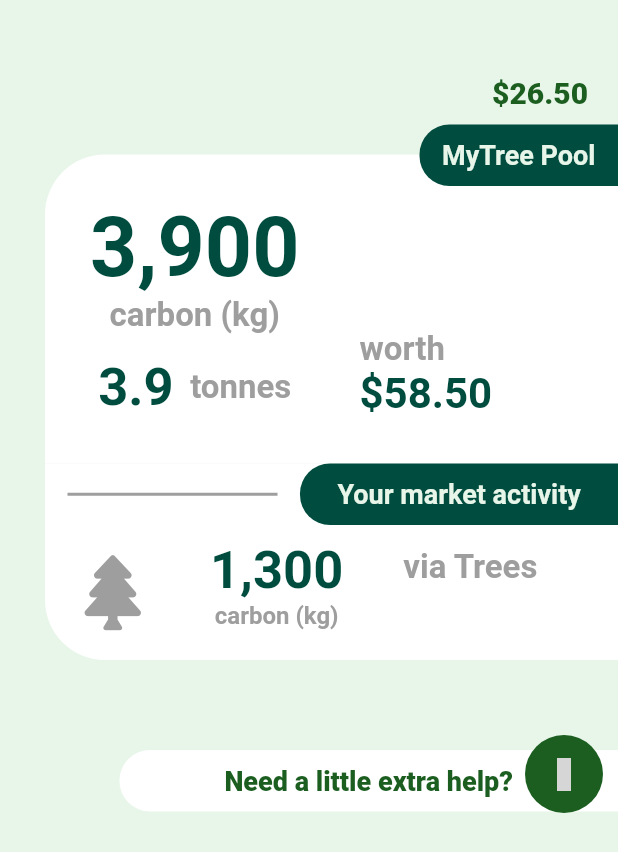
After one commit to nikimain30/Flutter_MyTree, a Flutter app: the MyTreePoolDialog screen opened directly, on a phone screen of 412 x 824 dp. The commit adds this screen. Shown: the top 852 px of the screen. Run offline on Flutter 3.47's test engine with Material 2 defaults, Android fonts, the phone set to English and light mode, and no system bars; our stand-ins replace fluttericon, font_awesome_flutter; missing offline and left inert: bezier_chart; grey boxes are pictures that could not be loaded.

Commit message:
My tree pool dialog added

```diff
--- a/lib/widgets/home/annual_offset_dialog.dart
+++ b/lib/widgets/home/annual_offset_dialog.dart
@@ -1,4 +1,3 @@
-//import 'dart:ui';
 
 import 'package:flutter/cupertino.dart';
 import 'package:flutter/material.dart';
@@ -310,7 +309,7 @@ class AnnualOffsetDialog extends StatelessWidget {
                         ),
                         child:Text(
                           "Need a little extra help?",style: TextStyle(
-                            color: Colors.green[900],fontSize: 18
+                            color: Colors.green[900],fontSize: 18,   fontWeight: FontWeight.w900,
                         ),
                         ),
                       ),
--- a/lib/widgets/home/dashboard_view.dart
+++ b/lib/widgets/home/dashboard_view.dart
@@ -5,6 +5,7 @@ import 'package:font_awesome_flutter/font_awesome_flutter.dart';
 import 'package:pocketapp/models/home/dashboard.dart';
 import 'package:pocketapp/view_models/home_view_model.dart';
 import 'package:pocketapp/widgets/home/annual_offset_dialog.dart';
+import 'package:pocketapp/widgets/home/mytree_pool_dialog.dart';
 import 'package:scoped_model/scoped_model.dart';
 
 import '../no_internet_connection.dart';
@@ -32,8 +33,13 @@ class DashboardState extends State<DashboardScreen> {
   void annualOffsetWidget() {
     Navigator.of(context).push(PageRouteBuilder(
         opaque: false,
-        pageBuilder: (BuildContext context, _, __) =>
-            AnnualOffsetDialog()));
+        pageBuilder: (BuildContext context, _, __) => AnnualOffsetDialog()));
+  }
+
+  void myTreePoolWidget() {
+    Navigator.of(context).push(PageRouteBuilder(
+        opaque: false,
+        pageBuilder: (BuildContext context, _, __) => MyTreePoolDialog()));
   }
 
   @override
@@ -154,6 +160,8 @@ class DashboardState extends State<DashboardScreen> {
                         topLeft: Radius.circular(20.0),
                         bottomLeft: Radius.circular(20.0)),
                   ),
+                  child: InkWell(
+                    onTap: myTreePoolWidget,
                     child: Padding(
                       padding: const EdgeInsets.symmetric(
                           vertical: 10.0, horizontal: 40.0),
@@ -163,6 +171,7 @@ class DashboardState extends State<DashboardScreen> {
                             color: Colors.green[50],
                             fontSize: 18.0,
                             fontWeight: FontWeight.w600),
+                      ),
                     ),
                   ),
                 ),
--- /dev/null
+++ b/lib/widgets/home/mytree_pool_dialog.dart
@@ -0,0 +1,302 @@
+import 'package:flutter/cupertino.dart';
+import 'package:flutter/material.dart';
+import 'package:fluttericon/entypo_icons.dart';
+import 'package:font_awesome_flutter/font_awesome_flutter.dart';
+
+class MyTreePoolDialog extends StatelessWidget {
+  @override
+  Widget build(BuildContext context) {
+    // TODO: implement build
+    return Scaffold(
+      backgroundColor: Colors.green[50].withOpacity(0.99),
+      body: Container(
+        height: double.maxFinite,
+        child: Column(
+          crossAxisAlignment: CrossAxisAlignment.end,
+          children: <Widget>[
+            Align(
+              alignment: Alignment.topRight,
+              child: InkWell(
+                child: Padding(
+                  padding: const EdgeInsets.fromLTRB(20.0, 50.0, 20.0, 10.0),
+                  child: Text(
+                    '\$26.50',
+                    textAlign: TextAlign.end,
+                    style: TextStyle(
+                        color: Colors.green[900],
+                        fontWeight: FontWeight.w900,
+                        fontSize: 20.0),
+                  ),
+                ),
+              ),
+            ),
+            Align(
+              alignment: Alignment.topRight,
+              child: Stack(
+                children: <Widget>[
+                  new Container(
+                    margin: EdgeInsets.only(left: 30.0, top: 20.0),
+                    padding: const EdgeInsets.symmetric(
+                        vertical: 20.0, horizontal: 20.0),
+                    decoration: new BoxDecoration(
+                      color: Colors.white,
+                      shape: BoxShape.rectangle,
+                      borderRadius:
+                          BorderRadius.only(topLeft: Radius.circular(40.0)),
+                    ),
+                    child: Padding(
+                      padding: const EdgeInsets.symmetric(
+                          vertical: 10.0, horizontal: 10.0),
+                      child: Row(
+                        crossAxisAlignment: CrossAxisAlignment.end,
+                        children: <Widget>[
+                          Column(
+                            children: <Widget>[
+                              Text(
+                                '3,900',
+                                style: TextStyle(
+                                    color: Colors.teal[900],
+                                    fontSize: 55.0,
+                                    fontWeight: FontWeight.w600),
+                              ),
+                              Text(
+                                'carbon (kg)',
+                                style: TextStyle(
+                                    color: Colors.grey,
+                                    fontSize: 22.0,
+                                    fontWeight: FontWeight.w600),
+                              ),
+                              Container(
+                                margin: EdgeInsets.only(top: 15.0),
+                                child: Row(
+                                  children: <Widget>[
+                                    Text(
+                                      '3.9',
+                                      style: TextStyle(
+                                          color: Colors.teal[900],
+                                          fontSize: 35.0,
+                                          fontWeight: FontWeight.w600),
+                                    ),
+                                    Text(
+                                      '  tonnes',
+                                      style: TextStyle(
+                                          color: Colors.grey,
+                                          fontSize: 22.0,
+                                          fontWeight: FontWeight.w600),
+                                    ),
+                                  ],
+                                ),
+                              ),
+                            ],
+                          ),
+                          Padding(
+                              padding: const EdgeInsets.only(
+                                  top: 20.0, right: 20.0, left: 40.0),
+                              child: Column(
+                                crossAxisAlignment: CrossAxisAlignment.start,
+                                children: <Widget>[
+                                  Text(
+                                    'worth',
+                                    style: TextStyle(
+                                        color: Colors.grey,
+                                        fontSize: 22.0,
+                                        fontWeight: FontWeight.w600),
+                                  ),
+                                  Text(
+                                    '\$58.50',
+                                    style: TextStyle(
+                                        color: Colors.teal[900],
+                                        fontSize: 28.0,
+                                        fontWeight: FontWeight.w600),
+                                  ),
+                                ],
+                              )),
+                        ],
+                      ),
+                    ),
+                  ),
+                  Align(
+                    alignment: Alignment.topRight,
+                    child: new Container(
+                        decoration: new BoxDecoration(
+                          color: Colors.teal[900],
+                          shape: BoxShape.rectangle,
+                          borderRadius: BorderRadius.only(
+                              topLeft: Radius.circular(20.0),
+                              bottomLeft: Radius.circular(20.0)),
+                        ),
+                        child: InkWell(
+                          onTap: null,
+                          child: Padding(
+                            padding: const EdgeInsets.symmetric(
+                                vertical: 10.0, horizontal: 15.0),
+                            child: Text(
+                              'MyTree Pool',
+                              style: TextStyle(
+                                  color: Colors.green[50],
+                                  fontSize: 18.0,
+                                  fontWeight: FontWeight.w600),
+                            ),
+                          ),
+                        )),
+                  )
+                ],
+              ),
+            ),
+            new Container(
+              margin: EdgeInsets.only(left: 30),
+              decoration: new BoxDecoration(
+                color: Colors.white,
+                shape: BoxShape.rectangle,
+                borderRadius:
+                    BorderRadius.only(bottomLeft: Radius.circular(40.0)),
+              ),
+              child: Column(
+                children: <Widget>[
+                  Align(
+                    child: Row(
+                      mainAxisSize: MainAxisSize.max,
+                      children: <Widget>[
+                        Container(
+                          margin: EdgeInsets.only(left: 15.0, right: 15.0),
+                          decoration: new BoxDecoration(
+                            color: Colors.grey,
+                            shape: BoxShape.rectangle,
+                          ),
+                          height: 2.0,
+                          width: 140,
+                        ),
+                        new Container(
+                          decoration: new BoxDecoration(
+                            color: Colors.teal[900],
+                            shape: BoxShape.rectangle,
+                            borderRadius: BorderRadius.only(
+                                topLeft: Radius.circular(20.0),
+                                bottomLeft: Radius.circular(20.0)),
+                          ),
+                          child: Padding(
+                            padding: const EdgeInsets.symmetric(
+                                vertical: 10.0, horizontal: 25.0),
+                            child: Text(
+                              'Your market activity',
+                              style: TextStyle(
+                                  color: Colors.green[50],
+                                  fontSize: 18.0,
+                                  fontWeight: FontWeight.w600),
+                            ),
+                          ),
+                        ),
+                      ],
+                    ),
+                    alignment: Alignment.topRight,
+                  ),
+                  Row(
+                    crossAxisAlignment: CrossAxisAlignment.start,
+                    children: <Widget>[
+                      new Container(
+                        margin: EdgeInsets.only(
+                            top: 20.0, bottom: 20.0, left: 20.0, right: 20.0),
+                        child: Icon(
+                          FontAwesomeIcons.tree,
+                          size: 50.0,
+                          color: Colors.grey,
+                        ),
+                      ),
+                      Padding(
+                        padding: EdgeInsets.only(
+                            top: 10.0, bottom: 10.0, left: 20.0, right: 20.0),
+                        child: Column(
+                          mainAxisAlignment: MainAxisAlignment.start,
+                          children: <Widget>[
+                            Text(
+                              '1,300',
+                              style: TextStyle(
+                                  color: Colors.teal[900],
+                                  fontSize: 35.0,
+                                  fontWeight: FontWeight.w600),
+                            ),
+                            Text(
+                              'carbon (kg)',
+                              style: TextStyle(
+                                  color: Colors.grey,
+                                  fontSize: 16.0,
+                                  fontWeight: FontWeight.w600),
+                            ),
+                          ],
+                        ),
+                      ),
+                      Container(
+                        padding: EdgeInsets.symmetric(
+                            vertical: 15.0, horizontal: 20.0),
+                        child: Text(
+                          'via Trees',
+                          style: TextStyle(
+                              color: Colors.grey,
+                              fontSize: 22.0,
+                              fontWeight: FontWeight.w600),
+                        ),
+                      )
+                    ],
+                  ),
+                ],
+              ),
+            ),
+            new Positioned(
+              child: new Align(
+                  alignment: FractionalOffset.bottomRight,
+                  child: Container(
+                    margin: const EdgeInsets.only(top: 50),
+                    child: Stack(
+                      children: <Widget>[
+                        Align(
+                          child: Container(
+                            margin: const EdgeInsets.only(top: 10),
+                            padding: EdgeInsets.symmetric(
+                                vertical: 10.0, horizontal: 70.0),
+                            decoration: new BoxDecoration(
+                              color: Colors.white,
+                              shape: BoxShape.rectangle,
+                              borderRadius: BorderRadius.only(
+                                  bottomLeft: Radius.circular(40.0),
+                                  topLeft: Radius.circular(40.0)),
+                            ),
+                            child: Text(
+                              "Need a little extra help?",
+                              style: TextStyle(
+                                color: Colors.green[900],
+                                fontSize: 18,
+                                fontWeight: FontWeight.w900,
+                              ),
+                            ),
+                          ),
+                          alignment: Alignment.topRight,
+                        ),
+                        Align(
+                          alignment: Alignment.topRight,
+                          child: Container(
+                            padding: const EdgeInsets.symmetric(
+                                vertical: 15, horizontal: 15),
+                            margin:
+                                const EdgeInsets.only(left: 10.0, right: 10.0),
+                            decoration: new BoxDecoration(
+                              color: Colors.green[900],
+                              shape: BoxShape.circle,
+                            ),
+                            child: Icon(
+                              Entypo.info,
+                              size: 22.0,
+                              color: Colors.white,
+                            ),
+                          ),
+                        ),
+                      ],
+                    ),
+                  )),
+            )
+          ],
+        ),
+      ),
+//      ),
+    );
+  }
+}
```
Lines whose indentation alone changed are shown as unchanged.
